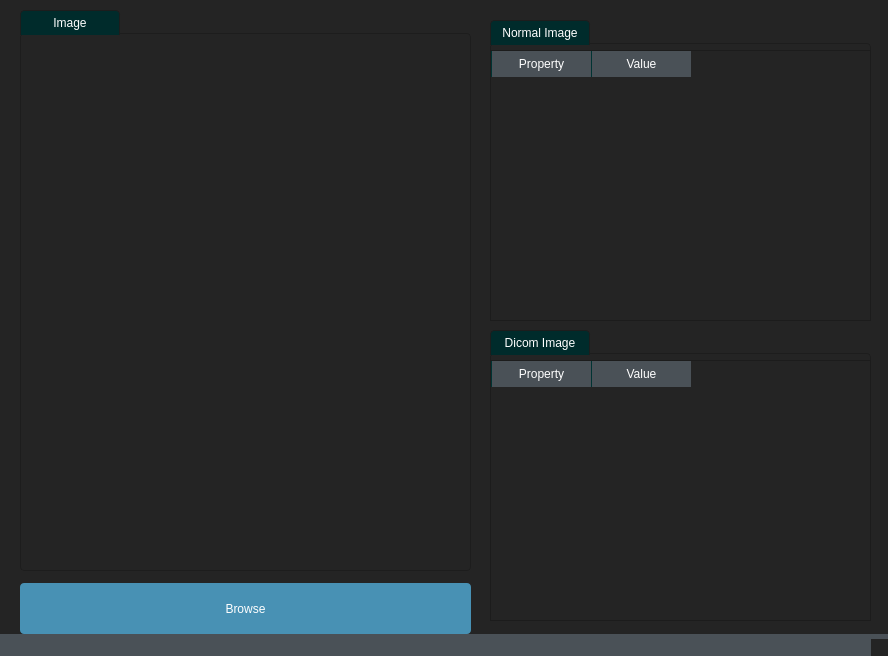
Above: task11.ui from DanielRafik/Image-Viewer before the change. Below: the same form after it.
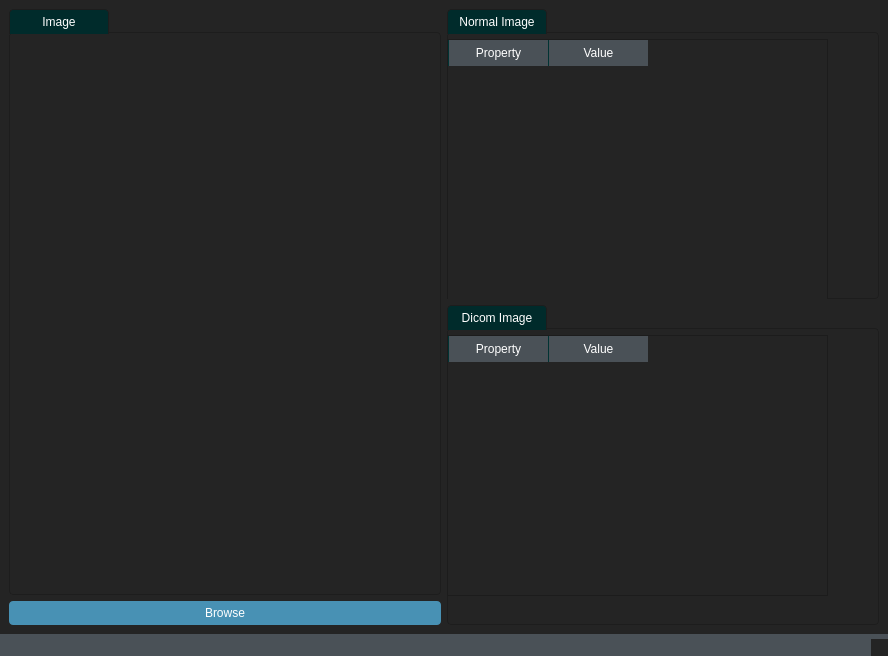
That is the form after the change. Icons and pictures are not drawn.

Patch:
```diff
--- a/task11.ui
+++ b/task11.ui
@@ -1010,28 +1010,32 @@
 </string>
   </property>
   <widget class="QWidget" name="centralwidget">
-   <widget class="QPushButton" name="Browse_Button">
+   <layout class="QGridLayout" name="gridLayout">
+    <item row="0" column="0" rowspan="2">
+     <widget class="QGroupBox" name="groupBox_2">
+      <property name="title">
+       <string>Image</string>
+      </property>
+      <widget class="QLabel" name="Image_label">
     <property name="geometry">
      <rect>
-      <x>20</x>
-      <y>583</y>
+         <x>0</x>
+         <y>30</y>
       <width>451</width>
-      <height>51</height>
+         <height>531</height>
      </rect>
     </property>
     <property name="text">
-     <string>Browse</string>
-    </property>
-   </widget>
+        <string/>
+       </property>
+       <property name="scaledContents">
+        <bool>true</bool>
+       </property>
+      </widget>
+     </widget>
+    </item>
+    <item row="0" column="1">
    <widget class="QGroupBox" name="groupBox">
-    <property name="geometry">
-     <rect>
-      <x>490</x>
-      <y>20</y>
-      <width>381</width>
-      <height>301</height>
-     </rect>
-    </property>
     <property name="title">
      <string>Normal Image</string>
     </property>
@@ -1065,44 +1069,9 @@
      </column>
     </widget>
    </widget>
-   <widget class="QGroupBox" name="groupBox_2">
-    <property name="geometry">
-     <rect>
-      <x>20</x>
-      <y>10</y>
-      <width>451</width>
-      <height>561</height>
-     </rect>
-    </property>
-    <property name="title">
-     <string>Image</string>
-    </property>
-    <widget class="QLabel" name="Image_label">
-     <property name="geometry">
-      <rect>
-       <x>0</x>
-       <y>30</y>
-       <width>451</width>
-       <height>531</height>
-      </rect>
-     </property>
-     <property name="text">
-      <string/>
-     </property>
-     <property name="scaledContents">
-      <bool>true</bool>
-     </property>
-    </widget>
-   </widget>
+    </item>
+    <item row="1" column="1" rowspan="2">
    <widget class="QGroupBox" name="groupBox_3">
-    <property name="geometry">
-     <rect>
-      <x>490</x>
-      <y>330</y>
-      <width>381</width>
-      <height>291</height>
-     </rect>
-    </property>
     <property name="title">
      <string>Dicom Image</string>
     </property>
@@ -1127,6 +1096,15 @@
      </column>
     </widget>
    </widget>
+    </item>
+    <item row="2" column="0">
+     <widget class="QPushButton" name="Browse_Button">
+      <property name="text">
+       <string>Browse</string>
+      </property>
+     </widget>
+    </item>
+   </layout>
   </widget>
   <widget class="QStatusBar" name="statusbar"/>
  </widget>
```
Lines whose indentation alone changed are shown as unchanged.
